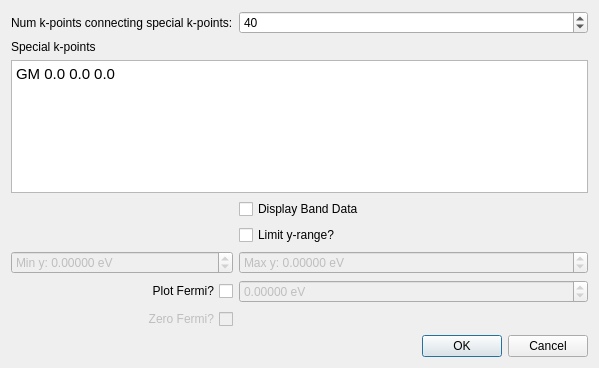
First picture: the form in libavogadro/src/extensions/yaehmop/yaehmopbanddialog.ui, repository cryos/avogadro, before the edit.
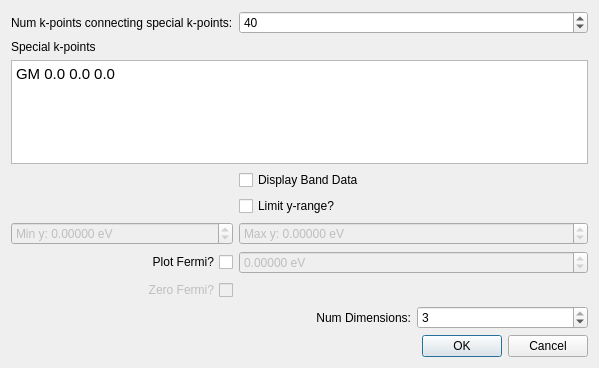
Second picture: the form after the edit.

What changed in the file:
```diff
--- a/libavogadro/src/extensions/yaehmop/yaehmopbanddialog.ui
+++ b/libavogadro/src/extensions/yaehmop/yaehmopbanddialog.ui
@@ -192,6 +192,38 @@
      </property>
     </widget>
    </item>
+   <item row="11" column="2">
+    <widget class="QLabel" name="label_3">
+     <property name="toolTip">
+      <string>&lt;html&gt;&lt;head/&gt;&lt;body&gt;&lt;p&gt;The number of periodic dimensions.&lt;/p&gt;&lt;p&gt;&lt;br/&gt;&lt;/p&gt;&lt;p&gt;If this is set to 1, the material will be periodic only along the A vector of the crystal.&lt;/p&gt;&lt;p&gt;&lt;br/&gt;&lt;/p&gt;&lt;p&gt;If this is set to 2, the material will be periodic along both the A and B vectors of the crystal.&lt;/p&gt;&lt;p&gt;&lt;br/&gt;&lt;/p&gt;&lt;p&gt;If this is set to 3, the material will be periodic along the A, B, and C vectors of the crystal.&lt;/p&gt;&lt;p&gt;&lt;br/&gt;&lt;/p&gt;&lt;/body&gt;&lt;/html&gt;</string>
+     </property>
+     <property name="layoutDirection">
+      <enum>Qt::LeftToRight</enum>
+     </property>
+     <property name="text">
+      <string>Num Dimensions:</string>
+     </property>
+     <property name="alignment">
+      <set>Qt::AlignRight|Qt::AlignTrailing|Qt::AlignVCenter</set>
+     </property>
+    </widget>
+   </item>
+   <item row="11" column="3">
+    <widget class="QSpinBox" name="spin_numDim">
+     <property name="toolTip">
+      <string>&lt;html&gt;&lt;head/&gt;&lt;body&gt;&lt;p&gt;The number of periodic dimensions.&lt;/p&gt;&lt;p&gt;&lt;br/&gt;&lt;/p&gt;&lt;p&gt;If this is set to 1, the material will be periodic only along the A vector of the crystal.&lt;/p&gt;&lt;p&gt;&lt;br/&gt;&lt;/p&gt;&lt;p&gt;If this is set to 2, the material will be periodic along both the A and B vectors of the crystal.&lt;/p&gt;&lt;p&gt;&lt;br/&gt;&lt;/p&gt;&lt;p&gt;If this is set to 3, the material will be periodic along the A, B, and C vectors of the crystal.&lt;/p&gt;&lt;p&gt;&lt;br/&gt;&lt;/p&gt;&lt;/body&gt;&lt;/html&gt;</string>
+     </property>
+     <property name="minimum">
+      <number>1</number>
+     </property>
+     <property name="maximum">
+      <number>3</number>
+     </property>
+     <property name="value">
+      <number>3</number>
+     </property>
+    </widget>
+   </item>
   </layout>
  </widget>
  <tabstops>
```
